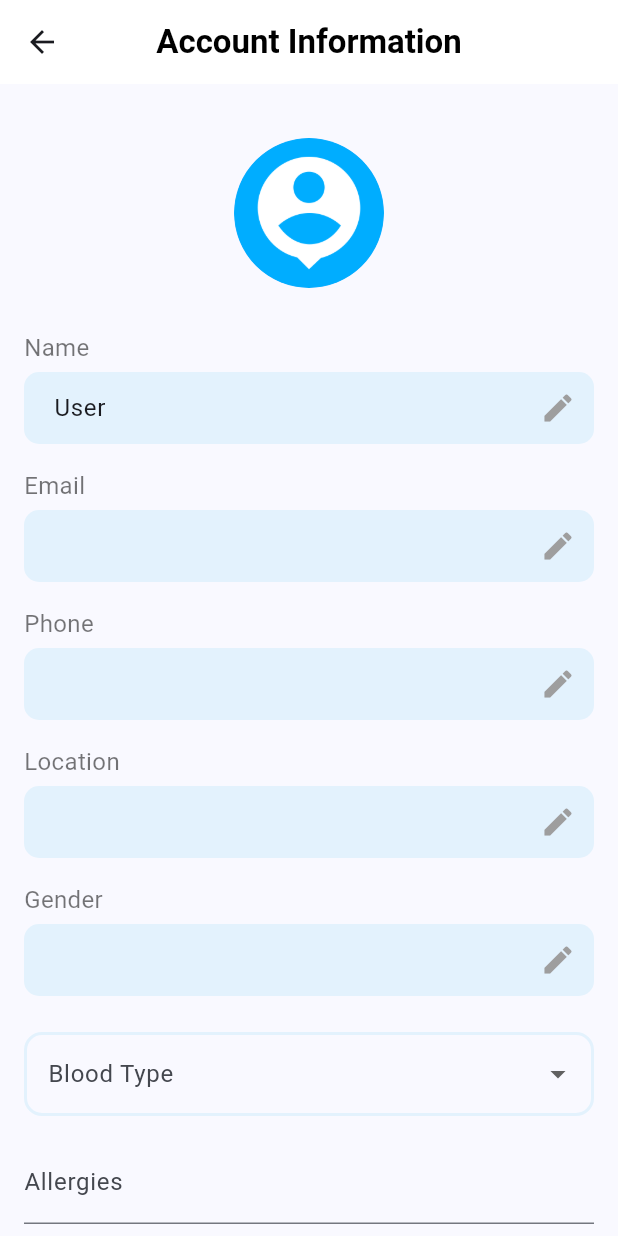
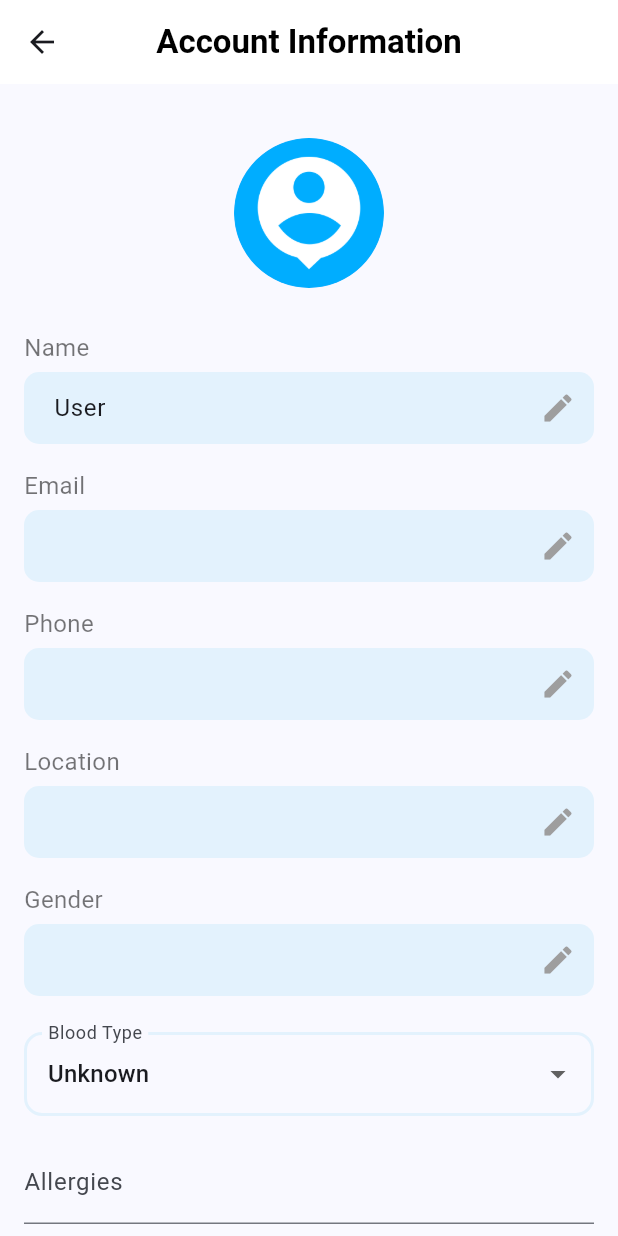
Before and after one commit to Omnyanasr/Hospital-Management, a Flutter app: the AccountInformationPage screen opened by its route, on a phone screen of 412 x 824 dp. Run offline on Flutter 3.47's test engine with Material 3 defaults, Android fonts, the phone set to English and light mode, and no system bars; our stand-ins replace cloud_firestore, firebase_auth, firebase_core, firebase_storage, get, google_sign_in and 3 more; accounts and stored records are empty.

Commit message:
update blood type

```diff
--- a/lib/view/account/account_info.dart
+++ b/lib/view/account/account_info.dart
@@ -151,8 +151,18 @@ class AccountInformationPage extends StatelessWidget {
             Obx(() => DropdownButtonFormField<String>(
                   value: controller.bloodType.value.isNotEmpty
                       ? controller.bloodType.value
-                      : null,
-                  items: ['A+', 'A-', 'B+', 'B-', 'O+', 'O-', 'AB+', 'AB-']
+                      : "Unknown",
+                  items: [
+                    'A+',
+                    'A-',
+                    'B+',
+                    'B-',
+                    'O+',
+                    'O-',
+                    'AB+',
+                    'AB-',
+                    "Unknown"
+                  ]
                       .map((bloodType) => DropdownMenuItem(
                             value: bloodType,
                             child: Text(bloodType),
```
